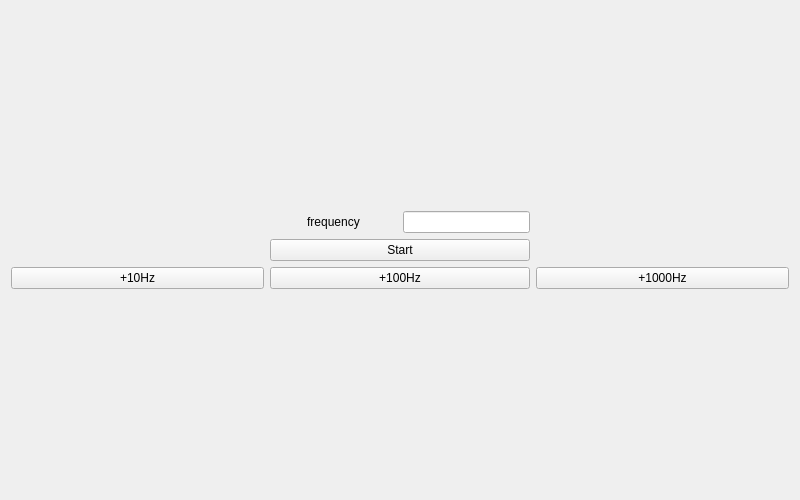
Old version of the form proj4/codes/form.ui in the repository XwX12596/DSP.
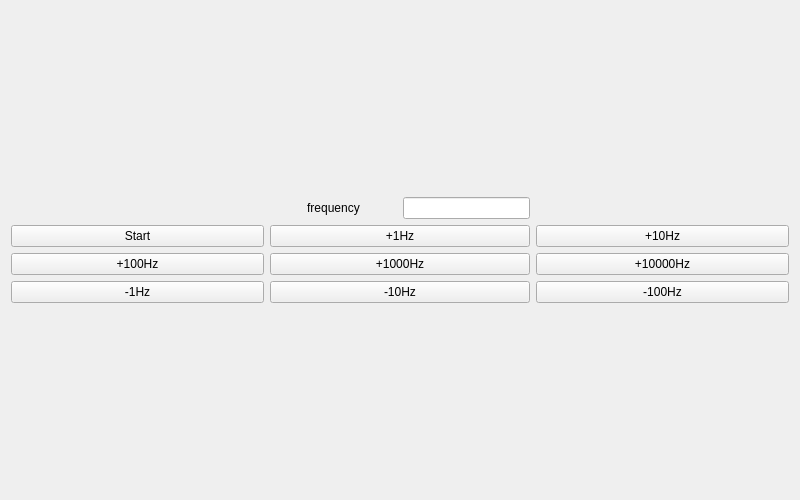
New version of the form.

Patch:
```diff
--- a/proj4/codes/form.ui
+++ b/proj4/codes/form.ui
@@ -16,30 +16,6 @@
   <layout class="QVBoxLayout" name="verticalLayout">
    <item>
     <layout class="QGridLayout" name="gridLayout" columnstretch="2,1,1,2">
-     <item row="3" column="0">
-      <widget class="QPushButton" name="p10">
-       <property name="text">
-        <string>+10Hz</string>
-       </property>
-      </widget>
-     </item>
-     <item row="3" column="3">
-      <widget class="QPushButton" name="p1000">
-       <property name="text">
-        <string>+1000Hz</string>
-       </property>
-      </widget>
-     </item>
-     <item row="3" column="1" colspan="2">
-      <widget class="QPushButton" name="p100">
-       <property name="text">
-        <string>+100Hz</string>
-       </property>
-      </widget>
-     </item>
-     <item row="0" column="2">
-      <widget class="QLineEdit" name="freq_le"/>
-     </item>
      <item row="0" column="1">
       <widget class="QLabel" name="freq_lb">
        <property name="text">
@@ -50,13 +26,72 @@
        </property>
       </widget>
      </item>
-     <item row="1" column="1" colspan="2">
+     <item row="0" column="2">
+      <widget class="QLineEdit" name="freq_le"/>
+     </item>
+     <item row="1" column="0">
       <widget class="QPushButton" name="start">
        <property name="text">
         <string>Start</string>
        </property>
       </widget>
      </item>
+     <item row="1" column="1" colspan="2">
+      <widget class="QPushButton" name="p1">
+       <property name="text">
+        <string>+1Hz</string>
+       </property>
+      </widget>
+     </item>
+     <item row="1" column="3">
+      <widget class="QPushButton" name="p10">
+       <property name="text">
+        <string>+10Hz</string>
+       </property>
+      </widget>
+     </item>
+     <item row="3" column="0">
+      <widget class="QPushButton" name="m1">
+       <property name="text">
+        <string>-1Hz</string>
+       </property>
+      </widget>
+     </item>
+     <item row="2" column="0">
+      <widget class="QPushButton" name="p100">
+       <property name="text">
+        <string>+100Hz</string>
+       </property>
+      </widget>
+     </item>
+     <item row="2" column="1" colspan="2">
+      <widget class="QPushButton" name="p1000">
+       <property name="text">
+        <string>+1000Hz</string>
+       </property>
+      </widget>
+     </item>
+     <item row="2" column="3">
+      <widget class="QPushButton" name="p10000">
+       <property name="text">
+        <string>+10000Hz</string>
+       </property>
+      </widget>
+     </item>
+     <item row="3" column="1" colspan="2">
+      <widget class="QPushButton" name="m10">
+       <property name="text">
+        <string>-10Hz</string>
+       </property>
+      </widget>
+     </item>
+     <item row="3" column="3">
+      <widget class="QPushButton" name="m100">
+       <property name="text">
+        <string>-100Hz</string>
+       </property>
+      </widget>
+     </item>
     </layout>
    </item>
   </layout>
```
